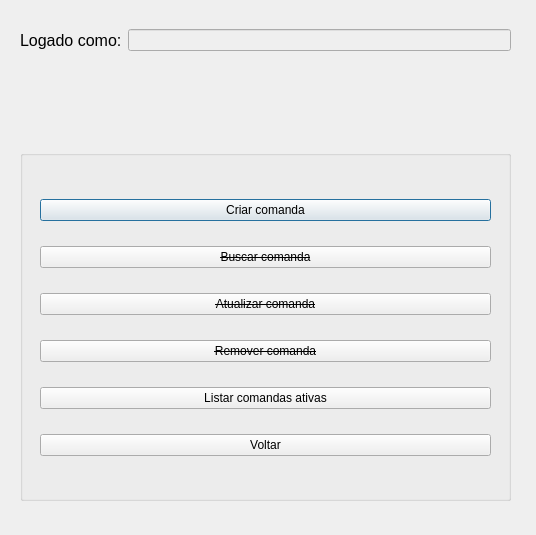
gustavopresoti/ControleDeComandas, file src/ui/orderpapermanagement.ui: the form before one commit.
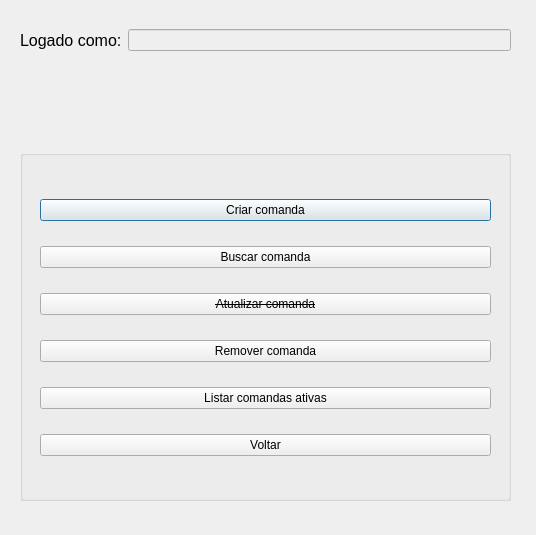
The form after the commit.

```diff
--- a/src/ui/orderpapermanagement.ui
+++ b/src/ui/orderpapermanagement.ui
@@ -46,7 +46,7 @@
       <widget class="QPushButton" name="pushButton_findOrderPaper">
        <property name="font">
         <font>
-         <strikeout>true</strikeout>
+         <strikeout>false</strikeout>
         </font>
        </property>
        <property name="text">
@@ -70,7 +70,7 @@
       <widget class="QPushButton" name="pushButton_deleteOrderPaper">
        <property name="font">
         <font>
-         <strikeout>true</strikeout>
+         <strikeout>false</strikeout>
         </font>
        </property>
        <property name="text">
```
Left out of the diff: 8 changed lines with no effect on the pictures.
